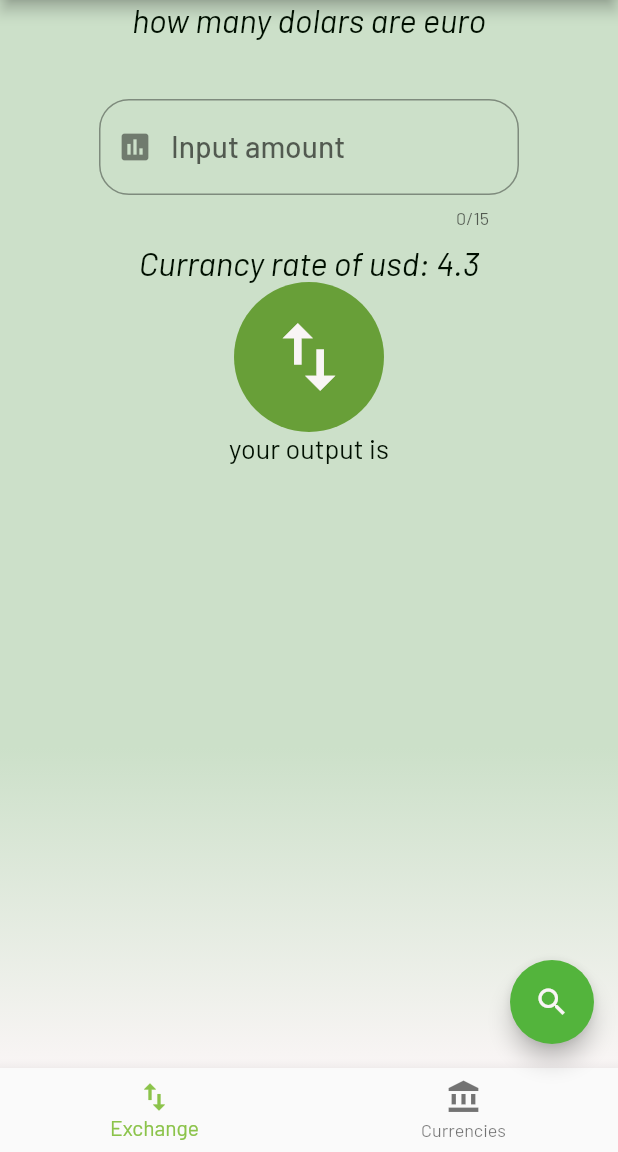
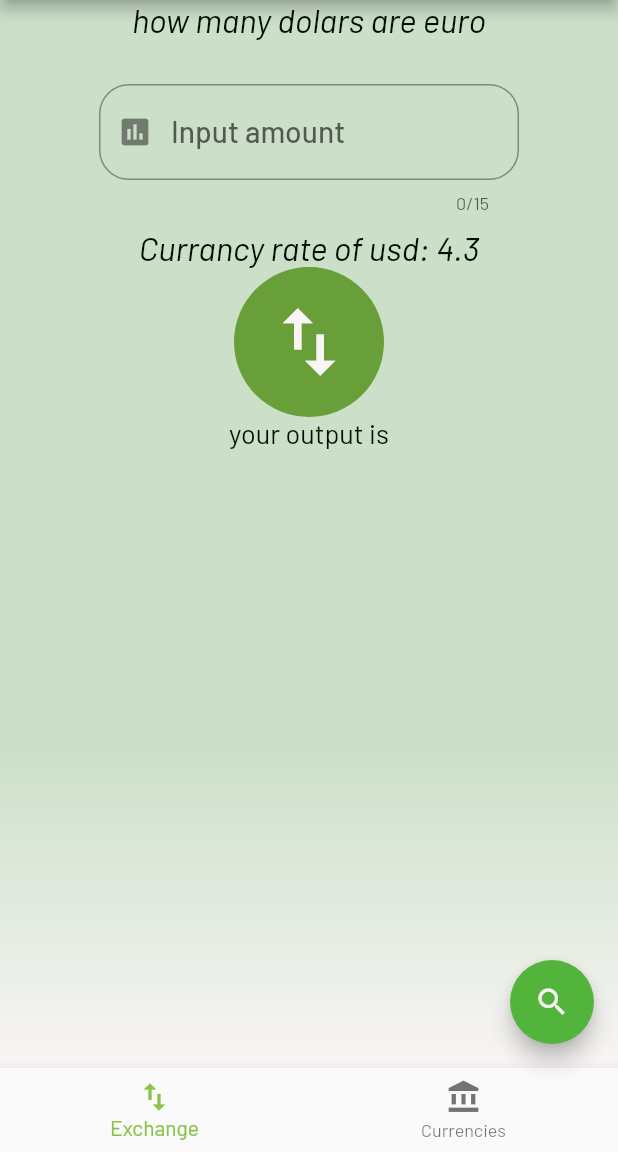
Before and after one commit to paulkastel/cash_calc, a Flutter app: the screen it shows after launch, after a tap on the "import export" icon, on a phone screen of 412 x 824 dp, the part 84-1236 px from its top. Run offline on Flutter 3.47's test engine with Material 2 defaults, Android fonts, the phone set to English and light mode, and no system bars; project files that could hold a hidden picture were left out.

Commit message:
small refactoring

```diff
--- a/lib/views/components/textfield_cash.dart
+++ b/lib/views/components/textfield_cash.dart
@@ -22,15 +22,13 @@ class _TextFieldCashState extends State<TextFieldCash> {
   }
 
   void _setAutoValidation(bool isAutoValid) {
-    setState(() {
-      _autoValidation = isAutoValid;
-    });
+    setState(() => _autoValidation = isAutoValid);
   }
 
   @override
   Widget build(BuildContext context) {
     return Padding(
-      padding: const EdgeInsets.fromLTRB(20, 40, 20, 10),
+      padding: const EdgeInsets.fromLTRB(20, 30, 20, 10),
       child: Container(
         width: 280,
         child: Form(
--- a/lib/views/main_view.dart
+++ b/lib/views/main_view.dart
@@ -18,9 +18,8 @@ class _MainPageViewState extends State<MainPageView> {
   final PageController _pageCtrlr = PageController(initialPage: 0);
   int _selectedViewIndex = 0;
 
-  void onPageChanged(int selPageId) => setState(() {
-        _selectedViewIndex = selPageId;
-      });
+  void onPageChanged(int selPageId) =>
+      setState(() => _selectedViewIndex = selPageId);
 
   @override
   Widget build(BuildContext context) {
@@ -94,7 +93,7 @@ class _MainPageViewState extends State<MainPageView> {
         onTap: (int currentSelectedPageIndex) {
           _pageCtrlr.animateToPage(currentSelectedPageIndex,
               curve: Curves.fastLinearToSlowEaseIn,
-              duration: Duration(seconds: 1));
+              duration: const Duration(seconds: 1));
           onPageChanged(currentSelectedPageIndex);
         },
       ),
```
